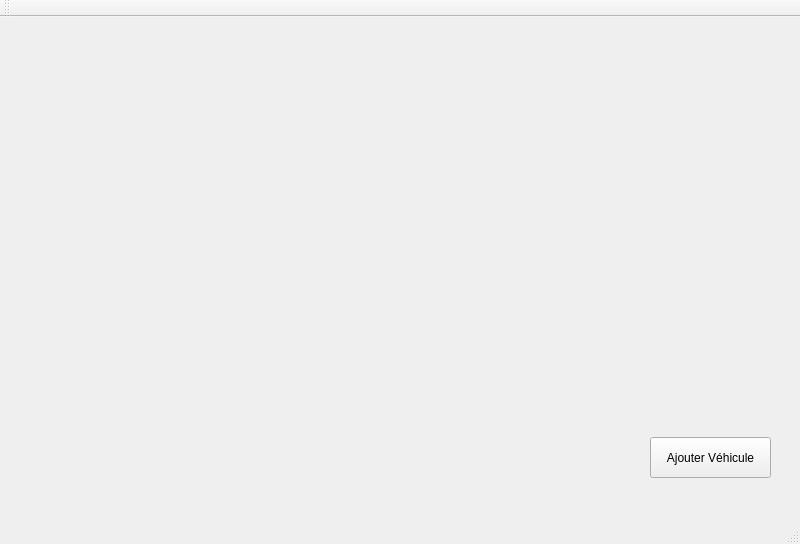
First picture: the form in mainwindow.ui, repository FrLallemand/autovoiture, before the edit.
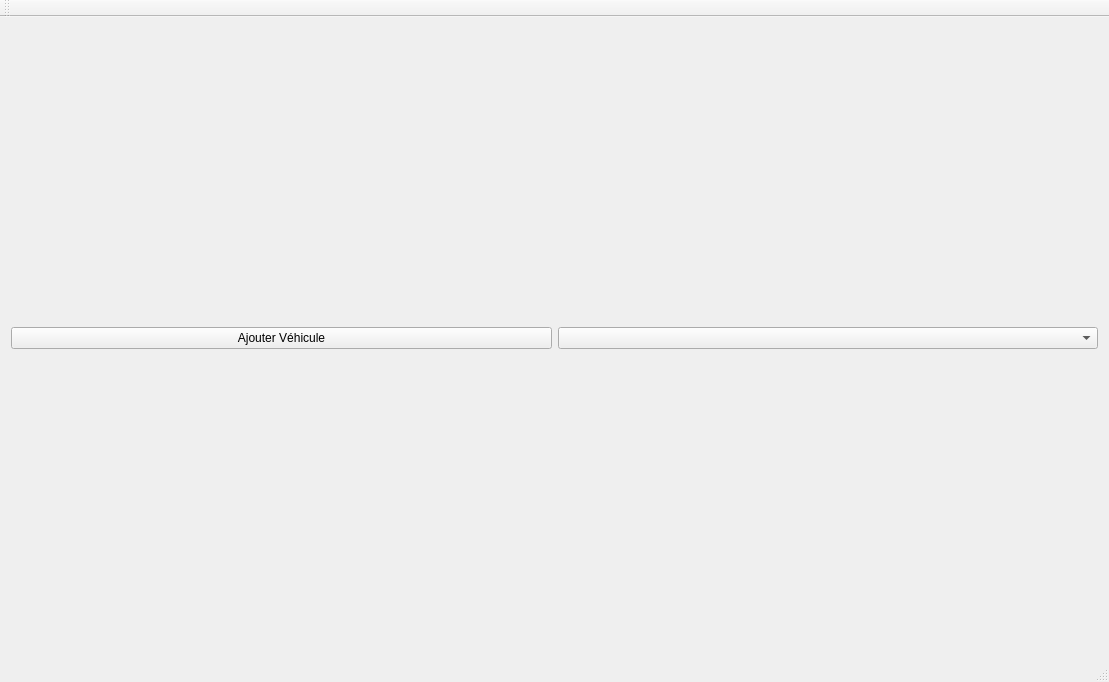
Second picture: the form after the edit.

Commit message: make ui responsive and check input when adding a new vehicule

The edit to the form file:
```diff
--- a/mainwindow.ui
+++ b/mainwindow.ui
@@ -6,27 +6,32 @@
    <rect>
     <x>0</x>
     <y>0</y>
-    <width>800</width>
-    <height>544</height>
+    <width>1109</width>
+    <height>682</height>
    </rect>
   </property>
   <property name="windowTitle">
    <string>MainWindow</string>
   </property>
   <widget class="QWidget" name="centralWidget">
+   <property name="layoutDirection">
+    <enum>Qt::LeftToRight</enum>
+   </property>
+   <property name="autoFillBackground">
+    <bool>true</bool>
+   </property>
+   <layout class="QGridLayout" name="gridLayout">
+    <item row="0" column="0">
    <widget class="QPushButton" name="b_addVehicule">
-    <property name="geometry">
-     <rect>
-      <x>650</x>
-      <y>420</y>
-      <width>121</width>
-      <height>41</height>
-     </rect>
-    </property>
     <property name="text">
      <string>Ajouter Véhicule</string>
     </property>
    </widget>
+    </item>
+    <item row="0" column="1">
+     <widget class="QComboBox" name="comboBox"/>
+    </item>
+   </layout>
   </widget>
   <widget class="QMenuBar" name="menuBar">
    <property name="geometry">
```
Left out of the diff: 2 changed lines with no effect on the pictures. Lines whose indentation alone changed are shown as unchanged. The commit also changes 5 other files.
